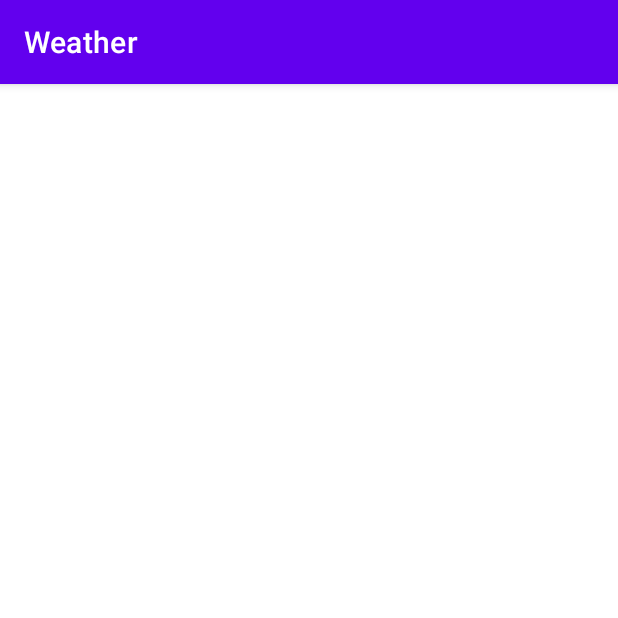
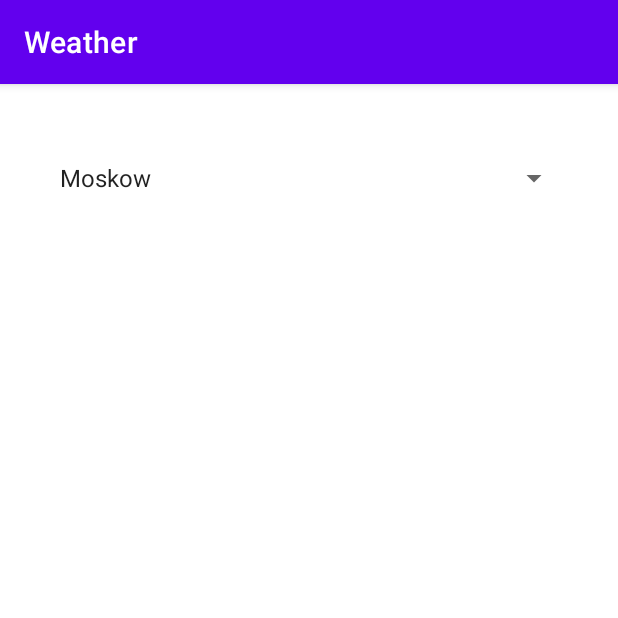
Before and after one commit to bogutadima/Lesson-01, an Android app: the ActivitySitySelection screen opened directly, with no data from a screen before it, on a phone screen of 412 x 824 dp, the top half of it. Run offline under Robolectric (Android 15) with nearby library versions, the phone set to English and light mode, and no system bars; 1 statement that could not run was skipped.

Commit message:
Lesson 02

```diff
--- a/app/src/main/AndroidManifest.xml
+++ b/app/src/main/AndroidManifest.xml
@@ -13,15 +13,11 @@
         <activity android:name=".MainActivity">
             <intent-filter>
                 <action android:name="android.intent.action.MAIN" />
-
                 <category android:name="android.intent.category.LAUNCHER" />
             </intent-filter>
         </activity>
         <activity
             android:name=".ActivitySitySelection">
-            <intent-filter>
-                <action android:name="android.intent.action.MAIN" />
-            </intent-filter>
         </activity>
     </application>
 
--- a/app/src/main/java/ru/example/weather/ActivitySitySelection.java
+++ b/app/src/main/java/ru/example/weather/ActivitySitySelection.java
@@ -1,6 +1,5 @@
 package ru.example.weather;
 
-import android.annotation.SuppressLint;
 import android.os.Bundle;
 import android.view.View;
 import android.widget.AdapterView;
@@ -8,10 +7,7 @@ import android.widget.ArrayAdapter;
 import android.widget.Spinner;
 import android.widget.TextView;
 import android.widget.AdapterView.OnItemSelectedListener;
-
 import androidx.appcompat.app.AppCompatActivity;
-
-import static ru.example.weather.R.array.cities;
 
 public class ActivitySitySelection extends AppCompatActivity {
 
@@ -21,8 +17,11 @@ public class ActivitySitySelection extends AppCompatActivity {
         super.onCreate(savedInstanceState);
         setContentView(R.layout.activity_city_selection);
 
-        @SuppressLint("ResourceType") Spinner spinner = (Spinner) findViewById(cities);
-        @SuppressLint("ResourceType") ArrayAdapter<String> adapter = new ArrayAdapter<String>(this, android.R.layout.simple_spinner_item, cities);
+        String[] cities = getResources().getStringArray(R.array.cities);
+
+        Spinner spinner = (Spinner) findViewById(R.id.spinner3);
+        ArrayAdapter<String> adapter;
+        adapter = new ArrayAdapter<String>(this, android.R.layout.simple_spinner_item, cities);
         adapter.setDropDownViewResource(android.R.layout.simple_spinner_dropdown_item);
         spinner.setAdapter(adapter);
 
@@ -31,7 +30,7 @@ public class ActivitySitySelection extends AppCompatActivity {
             public void onItemSelected(AdapterView<?> parent, View view, int position, long id) {
 
                 // Получаем выбранный объект
-                String item = (String)parent.getItemAtPosition(position);
+                String item = (String) parent.getItemAtPosition(position);
                 selection.setText(item);
             }
 
--- a/app/src/main/res/layout/activity_city_selection.xml
+++ b/app/src/main/res/layout/activity_city_selection.xml
@@ -14,11 +14,9 @@
         android:layout_marginTop="32dp"
         android:layout_marginEnd="32dp"
         android:layout_marginBottom="675dp"
-        android:onClick=""
         app:layout_constraintBottom_toBottomOf="parent"
         app:layout_constraintEnd_toEndOf="parent"
         app:layout_constraintStart_toStartOf="parent"
         app:layout_constraintTop_toTopOf="parent"
-        tools:ignore="MissingConstraints,OnClick"
         tools:listitem="@layout/support_simple_spinner_dropdown_item" />
 </androidx.constraintlayout.widget.ConstraintLayout>
--- a/app/src/main/res/values/strings.xml
+++ b/app/src/main/res/values/strings.xml
@@ -3,4 +3,16 @@
     <string name="weather_today">Today</string>
     <string name="weather_tomorrow">Tomorrow</string>
     <string name="city_selection">City</string>
+
+    ----Cities----
+    <string-array name="cities">
+        <item name="moskow">Moskow</item>
+        <item name="saint_petersburg">Saint-Petersburg</item>
+        <item name="novosibirsk">Novosibirsk</item>
+        <item name="ekaterinburg">Ekaterinburg</item>
+        <item name="vladivostok">Vladivostok</item>
+        <item name="sochi">Sochi</item>
+        <item name="krasnodar">Krasnodar</item>
+        <item name="bukhalovo">Bukhalovo</item>
+    </string-array>
 </resources>
```
Also changed, not shown: app/src/main/java/ru/example/weather/CitiesList.java (added, +24 -0 lines), app/src/main/res/values/dimens.xml (+0 -10 lines), 1 other file.
